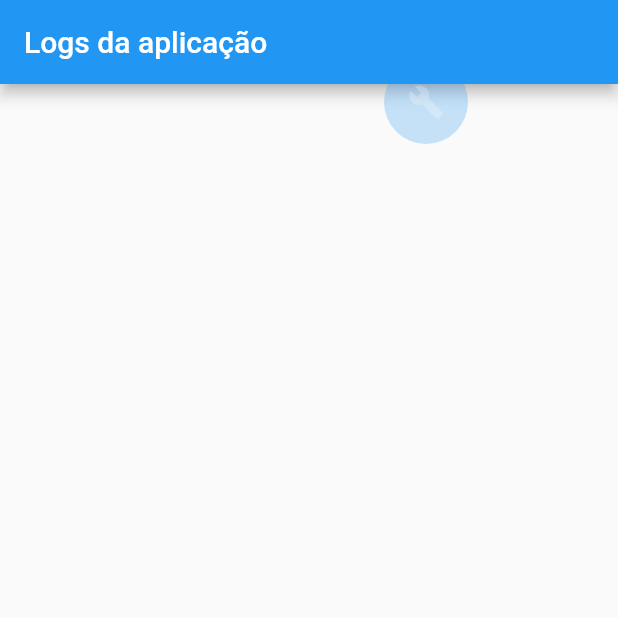
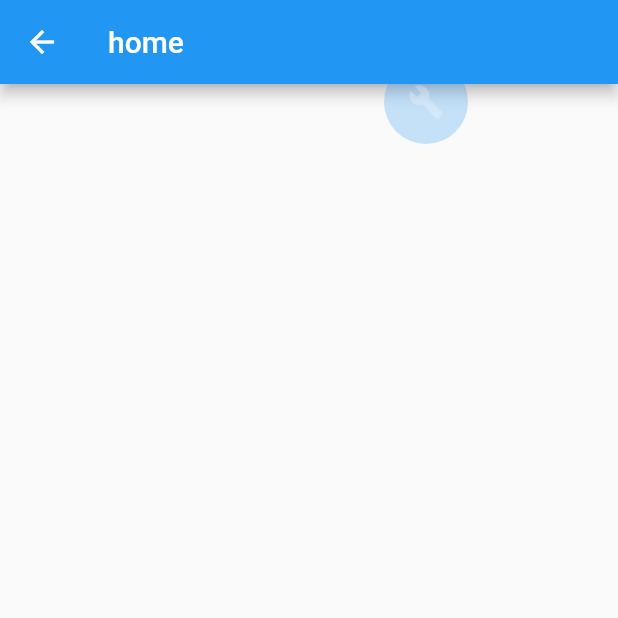
Before and after one commit to carlosmalltec/mdmottu, a Flutter app: the screen it shows after launch, on a phone screen of 412 x 824 dp, the top half of it. Run offline on Flutter 3.47's test engine with Material 2 defaults, Android fonts, the phone set to English and light mode, and no system bars; our stand-ins replace dio, google_fonts.

Commit message:
home em construção

```diff
--- a/lib/app_debug.dart
+++ b/lib/app_debug.dart
@@ -1,4 +1,3 @@
-
 import 'package:flutter/material.dart';
 import 'package:flutter_localizations/flutter_localizations.dart';
 
@@ -33,8 +32,8 @@ class _AppDebugState extends State<AppDebug> {
             darkTheme: ThemeData.light(),
             themeMode: ThemeMode.light,
             builder: (BuildContext context, Widget? widget) {
-              ErrorWidget.builder = (FlutterErrorDetails details){
-                return CustomErrorView(details:details);
+              ErrorWidget.builder = (FlutterErrorDetails details) {
+                return CustomErrorView(details: details);
               };
               return widget!;
             },
--- a/lib/constants/const_drawables.dart
+++ b/lib/constants/const_drawables.dart
@@ -2,5 +2,5 @@
 class ConstDrawables {
   ConstDrawables._();
 
-  static const image404 = "assets/image/404.png";
+  static const image404 = "assets/images/404.png";
 }
--- /dev/null
+++ b/lib/features/home/presenter/controllers/home_controller.dart
@@ -0,0 +1,5 @@
+import 'package:flutter/material.dart';
+
+class HomeController extends ChangeNotifier {
+
+}
--- /dev/null
+++ b/lib/features/home/presenter/home_screen.dart
@@ -0,0 +1,25 @@
+import 'package:flutter/material.dart';
+import 'package:provider/provider.dart';
+
+import '../../../core/responsive/orientation_layout.dart';
+import '../../../core/responsive/screen_type_layout.dart';
+import 'controllers/home_controller.dart';
+import 'pages/home_phone.dart';
+
+class HomeScreen extends StatelessWidget {
+  const HomeScreen({Key? key}) : super(key: key);
+
+  @override
+  Widget build(BuildContext context) {
+    HomeController controller = context.watch<HomeController>();
+
+    return ScreenTypeLayout(
+      mobile: OrientationLayout(
+        portrait: (context) => HomePhone(controller: controller),
+        landscape: (context) => HomePhone(controller: controller),
+      ),
+      tablet: HomePhone(controller: controller),
+      desktop: HomePhone(controller: controller),
+    );
+  }
+}
--- /dev/null
+++ b/lib/features/home/presenter/pages/home_phone.dart
@@ -0,0 +1,22 @@
+import 'package:flutter/material.dart';
+
+import '../controllers/home_controller.dart';
+
+class HomePhone extends StatefulWidget {
+  final HomeController controller;
+
+  const HomePhone({ Key? key, required this.controller }) : super(key: key);
+
+  @override
+  State<HomePhone> createState() => _HomePhoneState();
+}
+
+class _HomePhoneState extends State<HomePhone> {
+   @override
+   Widget build(BuildContext context) {
+       return Scaffold(
+           appBar: AppBar(title: const Text('home'),),
+           body: Container(),
+       );
+  }
+}
--- a/lib/main.dart
+++ b/lib/main.dart
@@ -9,6 +9,7 @@
 import 'app_debug.dart';
 import 'app_prod.dart';
 import 'features/debug_view/controllers/debug_view_controller.dart';
+import 'features/home/presenter/controllers/home_controller.dart';
 import 'features/splash/presenter/controllers/splash_controller.dart';
 
 class MyHttpOverrides extends HttpOverrides {
@@ -40,6 +41,7 @@
       providers: [
         ChangeNotifierProvider(create: (_) => SplashController()),
         ChangeNotifierProvider(create: (_) => DebugViewController()),
+        ChangeNotifierProvider(create: (_) => HomeController()),
       ],
       child: const Visibility(
         visible: kReleaseMode,
--- a/lib/routes/app_pages.dart
+++ b/lib/routes/app_pages.dart
@@ -1,4 +1,6 @@
 import 'package:flutter/material.dart';
+import 'package:mdmottu/features/home/presenter/home_screen.dart';
+import 'package:mdmottu/features/splash/presenter/splash_screen.dart';
 
 import '../features/debug_view/pages/view_logs.dart';
 
@@ -8,8 +10,8 @@ class AppPages {
   static const initial = Routes.splash;
 
   static Map<String, Widget Function(BuildContext)> routes() => {
-        Routes.splash: (context) => const ViewLogs(),
+        Routes.splash: (context) => const SplashScreen(),
+        Routes.home: (context) => const HomeScreen(),
         Routes.logs: (context) => const ViewLogs(),
-
       };
 }
```
